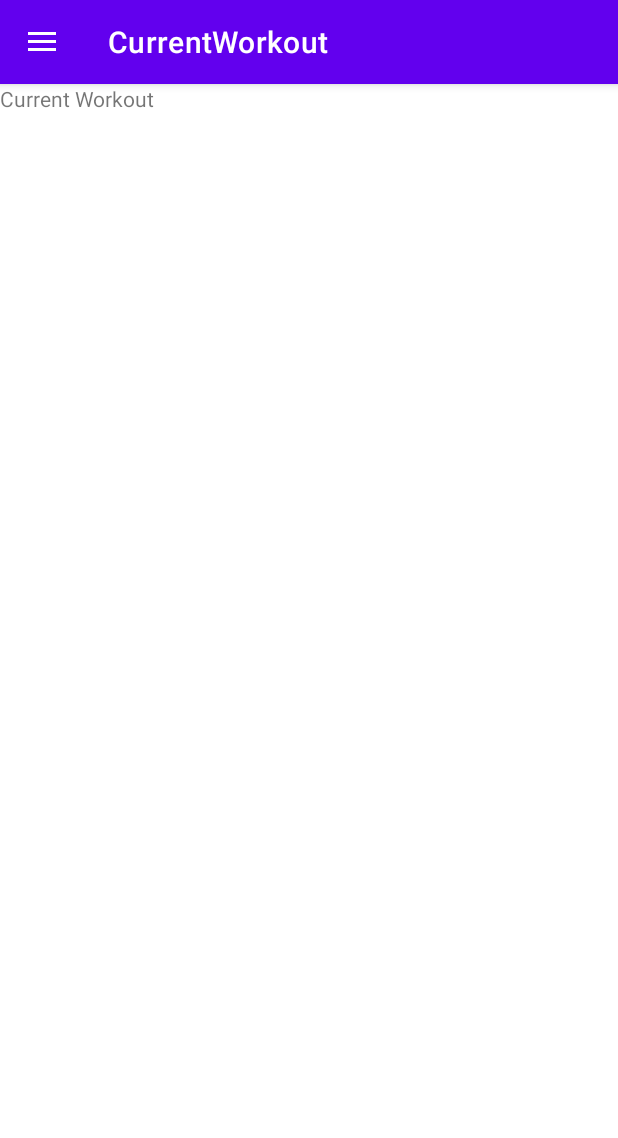
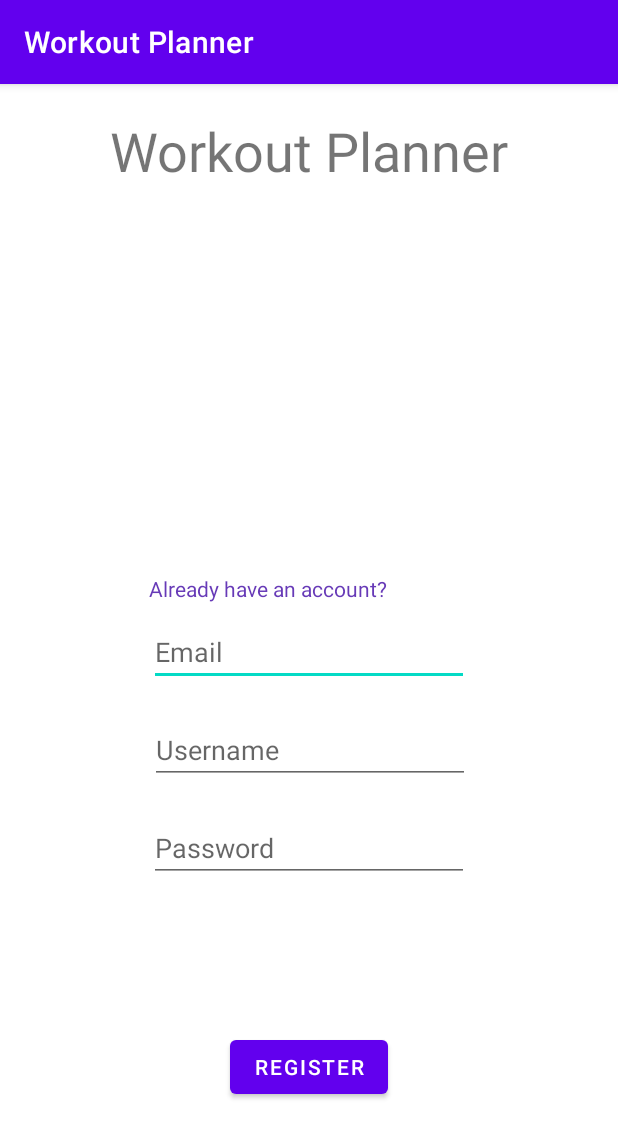
Before and after one commit to serges12/Workout-Planner, an Android app: the screen it shows after launch (MainActivity before the commit, LoginRegister after it), on a phone screen of 412 x 824 dp. Shown: the top 1138 px of the screen. Run offline under Robolectric (Android 15) with nearby library versions, the phone set to English and light mode, and no system bars; our stand-ins replace data binding.

Commit message:
Added Login and Register Form

```diff
--- a/app/src/main/java/com/example/workoutplanner/CurrentWorkout.kt
+++ b/app/src/main/java/com/example/workoutplanner/CurrentWorkout.kt
@@ -5,14 +5,17 @@ import androidx.fragment.app.Fragment
 import android.view.LayoutInflater
 import android.view.View
 import android.view.ViewGroup
+import androidx.databinding.DataBindingUtil
+import com.example.workoutplanner.databinding.FragmentCurrentWorkoutBinding
+import com.example.workoutplanner.databinding.FragmentHistoryBinding
 
 class CurrentWorkout : Fragment() {
     override fun onCreateView(
         inflater: LayoutInflater, container: ViewGroup?,
         savedInstanceState: Bundle?
     ): View? {
-        // Inflate the layout for this fragment
-        return inflater.inflate(R.layout.fragment_current_workout, container, false)
+        val binding: FragmentCurrentWorkoutBinding = DataBindingUtil.inflate(inflater, R.layout.fragment_current_workout, container, false)
+        return binding.root
     }
 
 }
--- /dev/null
+++ b/app/src/main/java/com/example/workoutplanner/LoginRegister.kt
@@ -0,0 +1,16 @@
+package com.example.workoutplanner
+
+import android.content.Intent
+import androidx.appcompat.app.AppCompatActivity
+import android.os.Bundle
+import androidx.databinding.DataBindingUtil
+import com.example.workoutplanner.databinding.ActivityLoginRegisterBinding
+
+class LoginRegister : AppCompatActivity() {
+    private lateinit var binding: ActivityLoginRegisterBinding
+    override fun onCreate(savedInstanceState: Bundle?) {
+        super.onCreate(savedInstanceState)
+        binding = DataBindingUtil.setContentView(this, R.layout.activity_login_register)
+    }
+
+}
--- /dev/null
+++ b/app/src/main/java/com/example/workoutplanner/Register.kt
@@ -0,0 +1,33 @@
+package com.example.workoutplanner
+
+import android.content.Intent
+import android.os.Bundle
+import androidx.fragment.app.Fragment
+import android.view.LayoutInflater
+import android.view.View
+import android.view.ViewGroup
+import androidx.databinding.DataBindingUtil
+import androidx.navigation.Navigation
+import com.example.workoutplanner.databinding.FragmentLoginBinding
+import com.example.workoutplanner.databinding.FragmentRegisterBinding
+
+class Register : Fragment() {
+    override fun onCreateView(
+        inflater: LayoutInflater, container: ViewGroup?,
+        savedInstanceState: Bundle?
+    ): View? {
+        val binding: FragmentRegisterBinding = DataBindingUtil.inflate(inflater, R.layout.fragment_register, container, false)
+        binding.goToLogin.setOnClickListener{view :View ->
+            Navigation.findNavController(view).navigate(R.id.action_register_to_login)
+        }
+        binding.loginButton.setOnClickListener(){
+            //check credentials
+            //if all good start mainactivity
+            val intent = Intent(activity,MainActivity::class.java)
+            startActivity(intent)
+            activity?.finish()
+        }
+        return binding.root
+    }
+
+}
--- /dev/null
+++ b/app/src/main/java/com/example/workoutplanner/Workout.kt
@@ -0,0 +1,3 @@
+package com.example.workoutplanner
+
+class Workout(val name:String, val workoutID: Int, val workoutPicture: String)
--- /dev/null
+++ b/app/src/main/res/layout/activity_login_register.xml
@@ -0,0 +1,20 @@
+<?xml version="1.0" encoding="utf-8"?>
+<layout xmlns:android="http://schemas.android.com/apk/res/android"
+    xmlns:app="http://schemas.android.com/apk/res-auto"
+    xmlns:tools="http://schemas.android.com/tools">
+    <androidx.constraintlayout.widget.ConstraintLayout
+        android:layout_width="match_parent"
+        android:layout_height="match_parent"
+        tools:context=".MainActivity">
+
+        <fragment
+            android:id="@+id/myNavHostFragment"
+            android:name="androidx.navigation.fragment.NavHostFragment"
+            android:layout_width="match_parent"
+            android:layout_height="match_parent"
+            app:defaultNavHost="true"
+            app:navGraph="@navigation/loginnav"/>
+
+
+    </androidx.constraintlayout.widget.ConstraintLayout>
+</layout>
--- /dev/null
+++ b/app/src/main/res/layout/fragment_register.xml
@@ -0,0 +1,96 @@
+<?xml version="1.0" encoding="utf-8"?>
+<layout xmlns:android="http://schemas.android.com/apk/res/android"
+    xmlns:app="http://schemas.android.com/apk/res-auto"
+    xmlns:tools="http://schemas.android.com/tools">
+
+    <androidx.constraintlayout.widget.ConstraintLayout
+        android:layout_width="match_parent"
+        android:layout_height="match_parent"
+        tools:context=".`Login/Register`">
+
+        <TextView
+            android:id="@+id/textView"
+            android:layout_width="wrap_content"
+            android:layout_height="wrap_content"
+            android:layout_marginTop="20dp"
+            android:text="@string/app_name"
+            android:textSize="36sp"
+            app:layout_constraintEnd_toEndOf="parent"
+            app:layout_constraintStart_toStartOf="parent"
+            app:layout_constraintTop_toTopOf="parent" />
+
+        <androidx.constraintlayout.widget.ConstraintLayout
+            android:layout_width="0dp"
+            android:layout_height="0dp"
+            android:layout_marginTop="40dp"
+            android:layout_marginBottom="20dp"
+            app:layout_constraintBottom_toBottomOf="parent"
+            app:layout_constraintEnd_toEndOf="parent"
+            app:layout_constraintHorizontal_bias="1.0"
+            app:layout_constraintStart_toStartOf="parent"
+            app:layout_constraintTop_toBottomOf="@id/textView"
+            app:layout_constraintVertical_bias="1.0">
+
+            <EditText
+                android:id="@+id/editTextTextEmailAddress"
+                android:layout_width="wrap_content"
+                android:layout_height="wrap_content"
+                android:layout_marginBottom="100dp"
+                android:ems="10"
+                android:hint="Email"
+                android:inputType="textEmailAddress"
+                app:layout_constraintBottom_toBottomOf="parent"
+                app:layout_constraintEnd_toEndOf="parent"
+                app:layout_constraintStart_toStartOf="parent"
+                app:layout_constraintTop_toTopOf="parent" />
+
+            <EditText
+                android:id="@+id/editTextTextPassword"
+                android:layout_width="wrap_content"
+                android:layout_height="wrap_content"
+                android:layout_marginTop="20dp"
+                android:ems="10"
+                android:hint="Password"
+                android:inputType="textPassword"
+                app:layout_constraintEnd_toEndOf="parent"
+                app:layout_constraintStart_toStartOf="parent"
+                app:layout_constraintTop_toBottomOf="@+id/editTextTextUserName" />
+
+            <Button
+                android:id="@+id/loginButton"
+                android:layout_width="wrap_content"
+                android:layout_height="wrap_content"
+                android:layout_marginTop="40dp"
+                android:layout_marginBottom="10dp"
+                android:text="Register"
+                app:layout_constraintBottom_toBottomOf="parent"
+                app:layout_constraintEnd_toEndOf="parent"
+                app:layout_constraintStart_toStartOf="parent"
+                app:layout_constraintTop_toBottomOf="@+id/editTextTextPassword" />
+
+            <TextView
+                android:id="@+id/goToLogin"
+                android:layout_width="wrap_content"
+                android:layout_height="wrap_content"
+                android:layout_marginBottom="10dp"
+                android:clickable="true"
+                android:text="Already have an account?"
+                android:textColor="#673AB7"
+                app:layout_constraintBottom_toTopOf="@+id/editTextTextEmailAddress"
+                app:layout_constraintStart_toStartOf="@+id/editTextTextEmailAddress" />
+
+            <EditText
+                android:id="@+id/editTextTextUserName"
+                android:layout_width="wrap_content"
+                android:layout_height="wrap_content"
+                android:layout_marginTop="20dp"
+                android:ems="10"
+                android:hint="Username"
+                android:inputType="textPersonName"
+                app:layout_constraintEnd_toEndOf="parent"
+                app:layout_constraintHorizontal_bias="0.502"
+                app:layout_constraintStart_toStartOf="parent"
+                app:layout_constraintTop_toBottomOf="@+id/editTextTextEmailAddress" />
+        </androidx.constraintlayout.widget.ConstraintLayout>
+    </androidx.constraintlayout.widget.ConstraintLayout>
+</layout>
--- /dev/null
+++ b/app/src/main/res/navigation/loginnav.xml
@@ -0,0 +1,27 @@
+<?xml version="1.0" encoding="utf-8"?>
+<navigation xmlns:android="http://schemas.android.com/apk/res/android"
+    xmlns:app="http://schemas.android.com/apk/res-auto" android:id="@+id/loginnav"
+    app:startDestination="@id/register">
+
+    <fragment
+        android:id="@+id/login"
+        android:name="com.example.workoutplanner.Login"
+        android:label="Login" >
+        <action
+            android:id="@+id/action_login_to_register"
+            app:destination="@id/register"
+            app:popUpTo="@id/register"
+            app:popUpToInclusive="true" />
+    </fragment>
+    <fragment
+        android:id="@+id/register"
+        android:name="com.example.workoutplanner.Register"
+        android:label="Register" >
+        <action
+            android:id="@+id/action_register_to_login"
+            app:destination="@id/login"
+            app:launchSingleTop="false"
+            app:popUpTo="@id/login"
+            app:popUpToInclusive="true" />
+    </fragment>
+</navigation>
--- a/app/src/main/res/xml/root_preferences.xml
+++ b/app/src/main/res/xml/root_preferences.xml
@@ -13,10 +13,10 @@
 
     </PreferenceCategory>
 
-    <PreferenceCategory app:title="@string/settings_reset">
-
+    <PreferenceCategory app:title="@string/account_settings">
 
 
     </PreferenceCategory>
 
+
 </PreferenceScreen>
```
Also changed, not shown: app/build.gradle (+11 -1 lines), app/src/main/AndroidManifest.xml (+7 -4 lines), app/src/main/java/com/example/workoutplanner/History.kt (+6 -2 lines), app/src/main/java/com/example/workoutplanner/Login.kt (added, +32 -0 lines), app/src/main/java/com/example/workoutplanner/MainActivity.kt (+25 -23 lines), app/src/main/java/com/example/workoutplanner/RecyclerViewAdapter.kt (added, +41 -0 lines), app/src/main/java/com/example/workoutplanner/Workouts.kt (+13 -1 lines), app/src/main/res/layout/fragment_login.xml (added, +85 -0 lines), app/src/main/res/layout/fragment_workouts.xml (+6 -2 lines), app/src/main/res/layout/workout_layout.xml (added, +67 -0 lines), app/src/main/res/values/arrays.xml (+0 -8 lines), app/src/main/res/values/strings.xml (+6 -5 lines).
